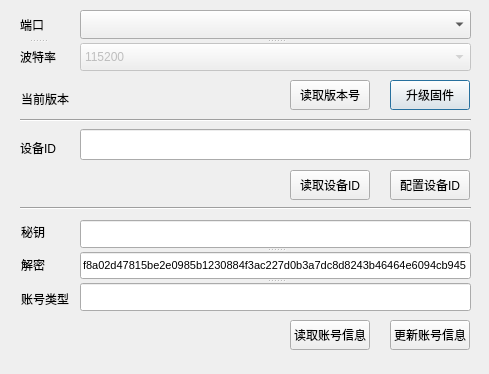
Before: the Qt Designer form dialog.ui in yangang123/QtSerialUploader, drawn with Qt 5.
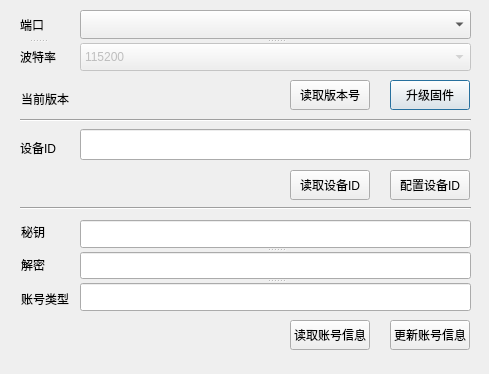
After: the same form once the commit is applied.

Diff of the .ui file:
```diff
--- a/dialog.ui
+++ b/dialog.ui
@@ -343,7 +343,7 @@
      </font>
     </property>
     <property name="text">
-     <string>f8a02d47815be2e0985b1230884f3ac227d0b3a7dc8d8243b46464e6094cb945</string>
+     <string/>
     </property>
    </widget>
    <widget class="QLineEdit" name="lineEdit_acountType"/>
```
Left out of the diff: 3 changed lines with no effect on the pictures.
